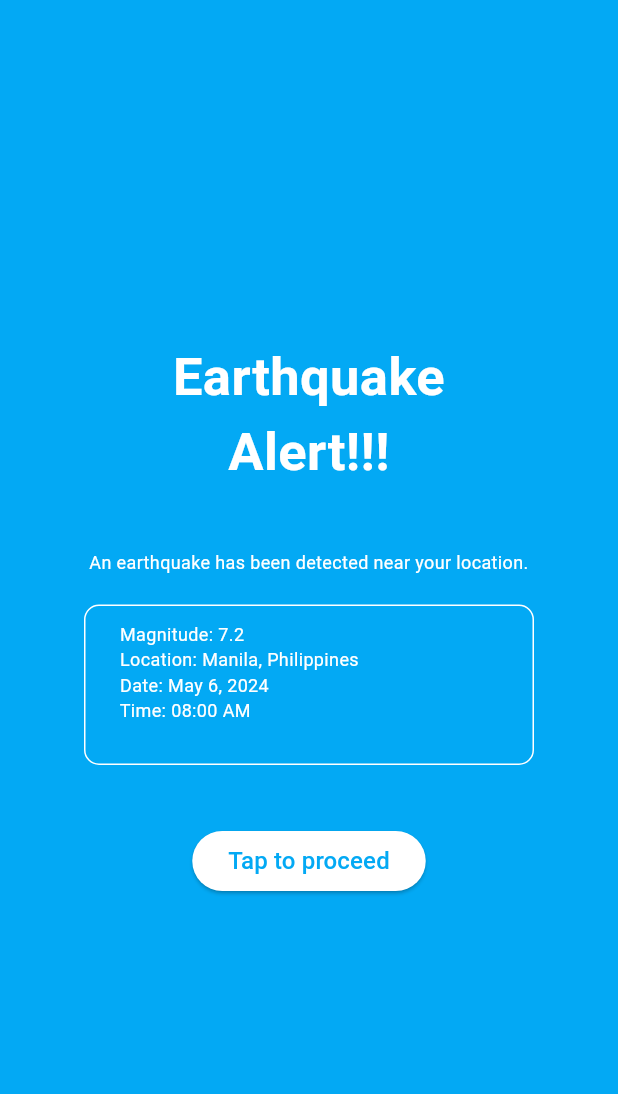
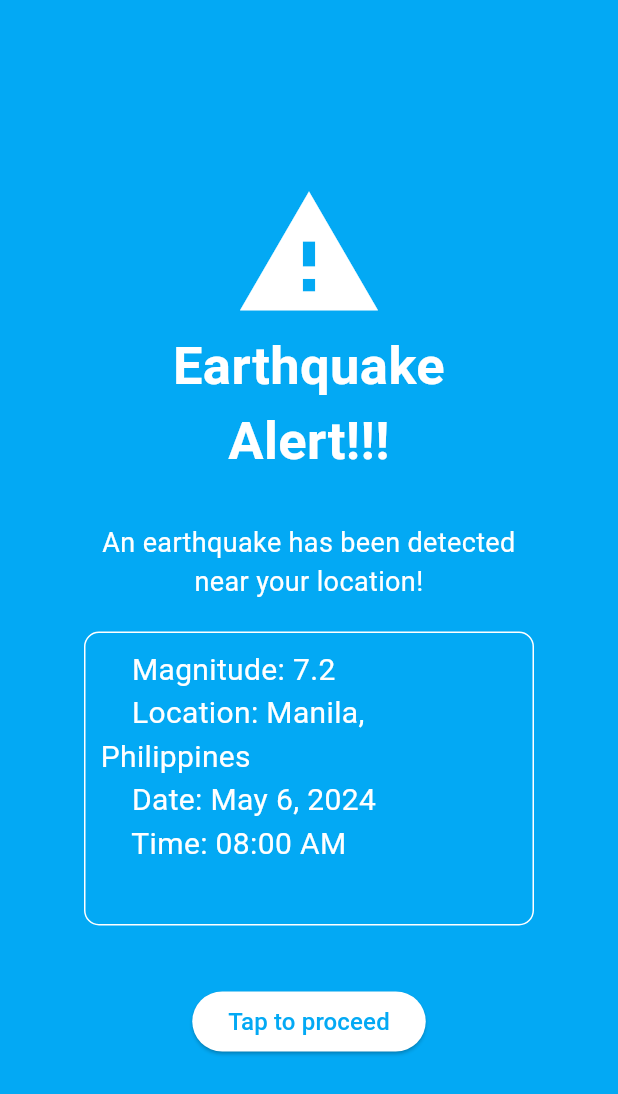
Before and after one commit to jcmsj/HCI-Project, a Flutter app: the screen it shows after launch, after a tap on "Tap to proceed", on a phone screen of 412 x 824 dp. Shown: the top 1094 px of the screen. Run offline on Flutter 3.47's test engine with Material 3 defaults, Android fonts, the phone set to English and light mode, and no system bars.

```diff
--- a/lib/alert_screen.dart
+++ b/lib/alert_screen.dart
@@ -1,13 +1,15 @@
 import 'package:flutter/material.dart';
 import 'package:sample/steps_screen.dart';
 
-class alert_screen extends StatelessWidget {
+class AlertScreen extends StatelessWidget {
   final String earthquakeDetails = '''
     Magnitude: 7.2
     Location: Manila, Philippines
     Date: May 6, 2024
     Time: 08:00 AM
     ''';
+
+  const AlertScreen({super.key});
 
   @override
   Widget build(BuildContext context) {
@@ -18,48 +20,58 @@ class alert_screen extends StatelessWidget {
           child: Column(
             mainAxisAlignment: MainAxisAlignment.center,
             children: [
-              Container(
+              // Warning icon
+              const Icon(
+                Icons.warning,
+                size: 100,
+                color: Colors.white,
+              ),
+              const SizedBox(
                 width: 200, // Adjust the width as needed
                 child: Text(
                   'Earthquake Alert!!!',
-                  style: TextStyle(fontSize: 35, fontWeight: FontWeight.bold, color: Color(0xFFFFFFFF)),
+                  style: TextStyle(
+                      fontSize: 35,
+                      fontWeight: FontWeight.bold,
+                      color: Color(0xFFFFFFFF)),
                   textAlign: TextAlign.center,
                 ),
               ),
-              SizedBox(height: 40),
+              const SizedBox(height: 30),
+              const SizedBox(
+                width: 300, // Adjust the width as needed
+                child: Text(
+                  'An earthquake has been detected near your location!',
+                  textAlign: TextAlign.center,
+                  style: TextStyle(fontSize: 18, color: Colors.white),
+                ),
+              ),
+              const SizedBox(height: 20),
               Container(
                 width: 300, // Adjust the width as needed
-                child: Text(
-                  'An earthquake has been detected near your location.',
-                  textAlign: TextAlign.center,
-                  style: TextStyle(fontSize: 12, color: Colors.white),
-                ),
-              ),
-              SizedBox(height: 20),
-              Container(
-                width: 300, // Adjust the width as needed
-                padding: EdgeInsets.all(10),
+                padding: const EdgeInsets.all(10),
                 decoration: BoxDecoration(
                   border: Border.all(color: Colors.white),
                   borderRadius: BorderRadius.circular(10),
                 ),
                 child: Text(
                   earthquakeDetails,
-                  style: TextStyle(fontSize: 12, color: Colors.white),
+                  style: const TextStyle(fontSize: 20, color: Colors.white),
                 ),
               ),
-              SizedBox(height: 40),
+              const SizedBox(height: 40),
               ElevatedButton(
                 onPressed: () {
                   Navigator.push(
                     context,
-                    MaterialPageRoute(builder: (context) => steps_screen()),
+                    MaterialPageRoute(
+                        builder: (context) => const steps_screen()),
                   );
                 },
                 style: ElevatedButton.styleFrom(
                   backgroundColor: Colors.white,
                 ),
-                child: Text(
+                child: const Text(
                   'Tap to proceed',
                   style: TextStyle(fontSize: 16, color: Colors.lightBlue),
                 ),
--- a/lib/intro_screen.dart
+++ b/lib/intro_screen.dart
@@ -1,7 +1,10 @@
 import 'package:flutter/material.dart';
 import 'alert_screen.dart';
+import 'about_screen.dart';
 
-class intro_screen extends StatelessWidget {
+class IntroScreen extends StatelessWidget {
+  const IntroScreen({super.key});
+
   @override
   Widget build(BuildContext context) {
     return MaterialApp(
@@ -11,46 +14,67 @@ class intro_screen extends StatelessWidget {
           child: Column(
             mainAxisAlignment: MainAxisAlignment.center,
             children: [
-              Container(
+              const SizedBox(
                 width: 500, // Adjust the width as needed
                 child: Text(
                   'Quake Alert',
-                  style: TextStyle(fontSize: 45, fontWeight: FontWeight.bold, color: Color(
-                      0xFFFFFFFF)),
+                  style: TextStyle(
+                      fontSize: 45,
+                      fontWeight: FontWeight.bold,
+                      color: Color(0xFFFFFFFF)),
                   textAlign: TextAlign.center,
                 ),
               ),
-              SizedBox(height: 40),
-              Container(
+              const SizedBox(height: 40),
+              const SizedBox(
                 width: 300, // Adjust the width as needed
                 child: Text(
                   'Quake alert is a simple mobile application that will automatically give an alert or a notice whenever a seismic activity has been detected. It is an application that is directly connected to the system of Philippine Institute of Volcanology and Seismology (PHIVOLCS).',
                   textAlign: TextAlign.center,
-                  style: TextStyle(fontSize: 12, color: Colors.white),
+                  style: TextStyle(fontSize: 14, color: Colors.white),
                 ),
               ),
-              Container(
+              const SizedBox(
                 width: 300, // Adjust the width as needed
                 child: Text(
                   'It is intended to give you proper directions to keep yourself safe and inform you of the available evacuation areas.',
                   textAlign: TextAlign.center,
-                  style: TextStyle(fontSize: 12, color: Colors.white),
+                  style: TextStyle(fontSize: 14, color: Colors.white),
                 ),
               ),
-              SizedBox(height: 70),
+              // About the Devs
+              const SizedBox(height: 70),
               ElevatedButton(
                 onPressed: () {
                   Navigator.push(
                     context,
-                    MaterialPageRoute(builder: (context) => alert_screen()),
+                    MaterialPageRoute(
+                        builder: (context) => const AboutScreen()),
+                  );
+                },
+                style: ElevatedButton.styleFrom(
+                  backgroundColor: Colors.lightBlue,
+                ),
+                child: const Text(
+                  'About the Devs',
+                  style: TextStyle(fontSize: 18, color: Colors.white),
+                ),
+              ),
+              const SizedBox(height: 60),
+              ElevatedButton(
+                onPressed: () {
+                  Navigator.push(
+                    context,
+                    MaterialPageRoute(
+                        builder: (context) => const AlertScreen()),
                   );
                 },
                 style: ElevatedButton.styleFrom(
                   backgroundColor: Colors.white,
                 ),
-                child: Text(
+                child: const Text(
                   'Tap to proceed',
-                  style: TextStyle(fontSize: 16, color: Colors.lightBlue),
+                  style: TextStyle(fontSize: 18, color: Colors.lightBlue),
                 ),
               ),
             ],
--- a/lib/main.dart
+++ b/lib/main.dart
@@ -1,17 +1,18 @@
 import 'package:flutter/material.dart';
-import 'alert_screen.dart';
 import 'intro_screen.dart';
 
 void main() {
-  runApp(MyApp());
+  runApp(const MyApp());
 }
 
 class MyApp extends StatelessWidget {
+  const MyApp({super.key});
+
   @override
   Widget build(BuildContext context) {
-    return MaterialApp(
-      title: 'My App',
-      home: intro_screen(),
+    return const MaterialApp(
+      title: 'Quake Alert',
+      home: IntroScreen(),
     );
   }
 }
```
Also changed, not shown: lib/about_screen.dart (added, +88 -0 lines), lib/steps_screen.dart (+28 -15 lines), pubspec.yaml (+7 -0 lines), assets/jean_sanjuan.png (added).
